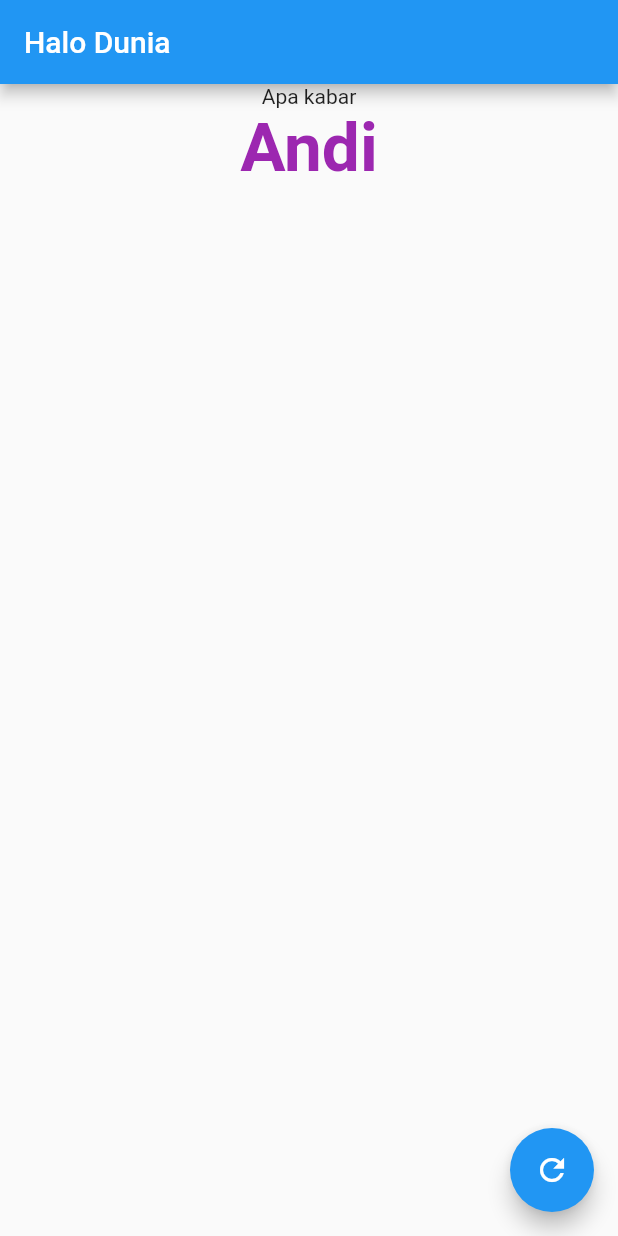
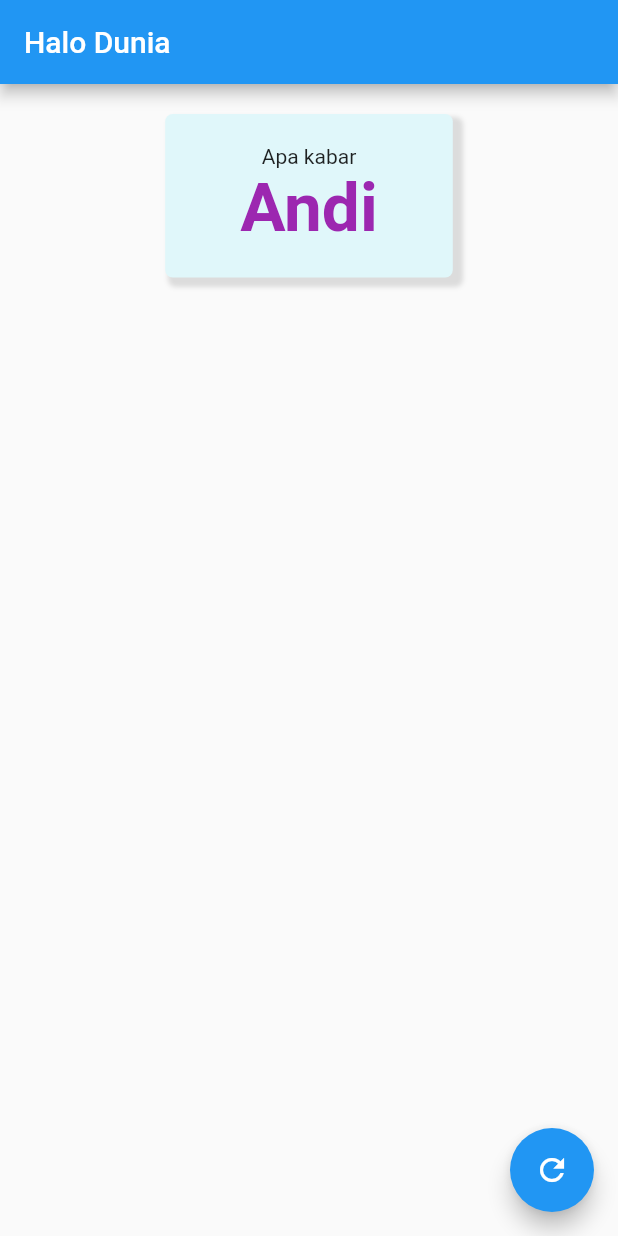
Before and after one commit to jagongoding-com/flutter-dasar, a Flutter app: the screen it shows after launch, after a tap on the "refresh" icon, on a phone screen of 412 x 824 dp. Run offline on Flutter 3.47's test engine with Material 2 defaults, Android fonts, the phone set to English and light mode, and no system bars.

Commit message:
container

```diff
--- a/lib/main.dart
+++ b/lib/main.dart
@@ -21,7 +21,20 @@ class StateTeksUtama extends State<TeksUtama> {
 
   @override
   Widget build(BuildContext context) {
-    return Column(
+    return Container(
+      padding: EdgeInsets.symmetric(vertical: 20, horizontal: 50),
+      margin: EdgeInsets.all(20),
+      decoration: BoxDecoration(
+        color: Colors.cyan[50],
+        borderRadius: BorderRadius.circular(5),
+        boxShadow: [BoxShadow(
+          color: Colors.black12,
+          spreadRadius: 2,
+          offset: Offset.fromDirection(-5.5, 6.0),
+          blurRadius: 2
+        )]
+      ),
+      child: Column(
         children: [
           Text(
             'Apa kabar',
@@ -37,6 +50,7 @@ class StateTeksUtama extends State<TeksUtama> {
             ),
           )
         ],
+      )
     );
   }
 
@@ -61,7 +75,11 @@ void main() {
           title: Text('Halo Dunia'),
         ),
         body: Center(
-          child: teksUtama,
+          child: Column(
+            children: [
+              teksUtama
+            ],
+          ),
         ),
         floatingActionButton: FloatingActionButton(
           tooltip: 'Random',
```
Lines whose indentation alone changed are shown as unchanged.
